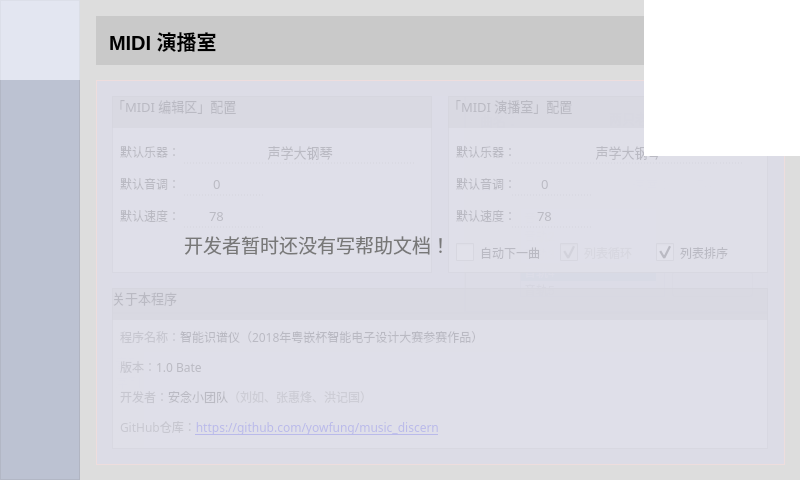
The window that music_discern.ui (YowFung/music_discern) describes before a commit, drawn with Qt 5.
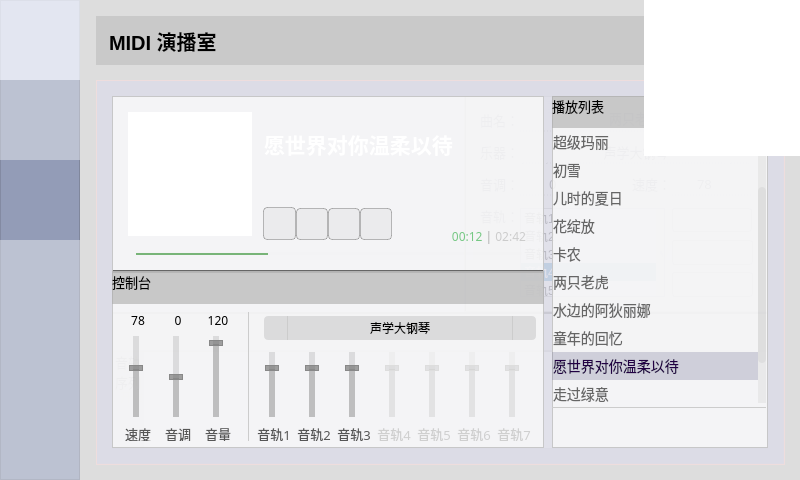
The same window after the commit. Icons and pictures are not drawn.

Commit message: 写好了 Instrument 类

```diff
--- a/music_discern.ui
+++ b/music_discern.ui
@@ -119,7 +119,10 @@
 	border: none;
 }
 QFrame#nav QPushButton:hover {
-	background-color: rgba(180,180,180,0.5)
+	background-color: rgba(200,200,200,0.5);
+}
+QFrame#nav QPushButton:checked {
+	background-color: rgba(180,180,180,0.5);
 }
 QFrame#nav QPushButton:pressed {
 	padding:2px;
@@ -186,6 +189,9 @@
       <height>48</height>
      </size>
     </property>
+    <property name="checkable">
+     <bool>true</bool>
+    </property>
    </widget>
    <widget class="QPushButton" name="nav_play">
     <property name="geometry">
@@ -214,6 +220,12 @@
       <height>48</height>
      </size>
     </property>
+    <property name="checkable">
+     <bool>true</bool>
+    </property>
+    <property name="checked">
+     <bool>true</bool>
+    </property>
    </widget>
    <widget class="QPushButton" name="nav_setting">
     <property name="geometry">
@@ -242,6 +254,9 @@
       <height>48</height>
      </size>
     </property>
+    <property name="checkable">
+     <bool>true</bool>
+    </property>
    </widget>
    <widget class="QPushButton" name="nav_help">
     <property name="geometry">
@@ -270,6 +285,9 @@
       <height>48</height>
      </size>
     </property>
+    <property name="checkable">
+     <bool>true</bool>
+    </property>
    </widget>
    <widget class="QPushButton" name="nav_home">
     <property name="geometry">
@@ -2015,46 +2033,6 @@
       <number>0</number>
      </property>
     </widget>
-    <widget class="QLabel" name="con_instruments">
-     <property name="geometry">
-      <rect>
-       <x>175</x>
-       <y>44</y>
-       <width>225</width>
-       <height>24</height>
-      </rect>
-     </property>
-     <property name="font">
-      <font>
-       <family>Microsoft YaHei</family>
-       <pointsize>10</pointsize>
-      </font>
-     </property>
-     <property name="styleSheet">
-      <string notr="true">QLabel#con_instruments {
-	background-color:rgba(120,120,120,0.15);
-	padding: 0 8px;
-}</string>
-     </property>
-     <property name="text">
-      <string>声学大钢琴</string>
-     </property>
-     <property name="alignment">
-      <set>Qt::AlignCenter</set>
-     </property>
-     <property name="wordWrap">
-      <bool>false</bool>
-     </property>
-     <property name="margin">
-      <number>0</number>
-     </property>
-     <property name="indent">
-      <number>0</number>
-     </property>
-     <property name="openExternalLinks">
-      <bool>false</bool>
-     </property>
-    </widget>
     <widget class="QSlider" name="con_velocity">
      <property name="geometry">
       <rect>
@@ -2905,6 +2883,25 @@
       <bool>false</bool>
      </property>
     </widget>
+    <widget class="QPushButton" name="con_instruments_name">
+     <property name="geometry">
+      <rect>
+       <x>176</x>
+       <y>44</y>
+       <width>224</width>
+       <height>24</height>
+      </rect>
+     </property>
+     <property name="styleSheet">
+      <string notr="true">QPushButton#con_instruments {
+	background-color:rgba(120,120,120,0.10);
+	padding: 0 8px;
+}</string>
+     </property>
+     <property name="text">
+      <string>声学大钢琴</string>
+     </property>
+    </widget>
    </widget>
    <widget class="QFrame" name="playerBox">
     <property name="geometry">
@@ -3873,10 +3870,13 @@
       <bool>false</bool>
      </property>
      <property name="textInteractionFlags">
-      <set>Qt::LinksAccessibleByKeyboard|Qt::LinksAccessibleByMouse|Qt::TextBrowserInteraction|Qt::TextSelectableByKeyboard|Qt::TextSelectableByMouse</set>
+      <set>Qt::LinksAccessibleByMouse|Qt::TextSelectableByMouse</set>
      </property>
     </widget>
    </widget>
+   <zorder>playPageSettingBox</zorder>
+   <zorder>aboutBox</zorder>
+   <zorder>editPageSettingBox</zorder>
   </widget>
   <widget class="QFrame" name="helpBox">
    <property name="geometry">
@@ -3919,12 +3919,12 @@
     </property>
    </widget>
   </widget>
-  <zorder>playBox</zorder>
-  <zorder>editBox</zorder>
   <zorder>nav</zorder>
   <zorder>app_title</zorder>
-  <zorder>settingBox</zorder>
   <zorder>helpBox</zorder>
+  <zorder>settingBox</zorder>
+  <zorder>editBox</zorder>
+  <zorder>playBox</zorder>
   <zorder>app_slogan</zorder>
  </widget>
  <resources>
```
Left out of the diff: 16 changed lines with no effect on the pictures. The commit also changes 6 other files.
